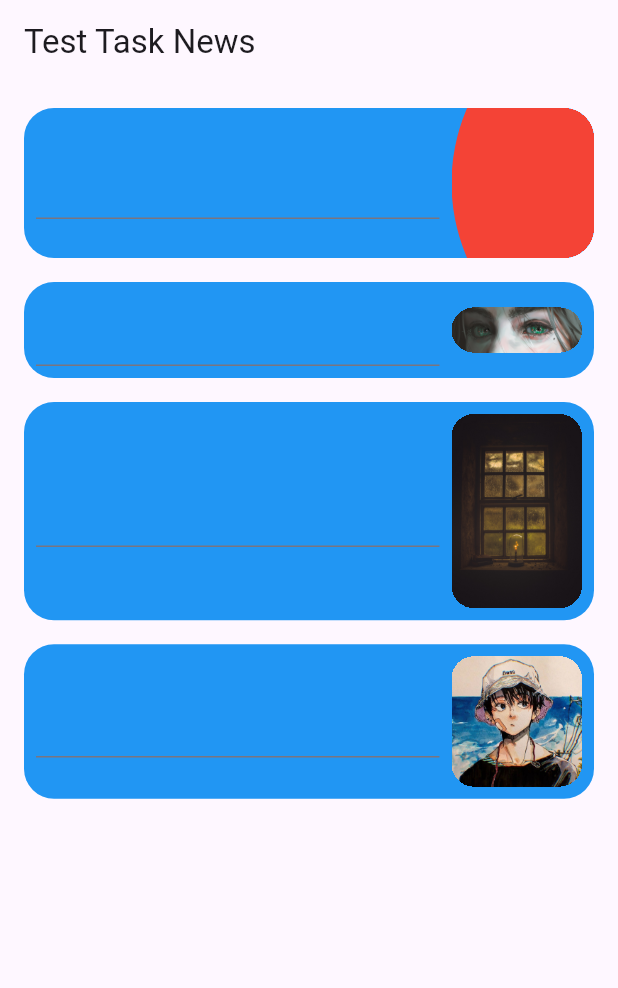
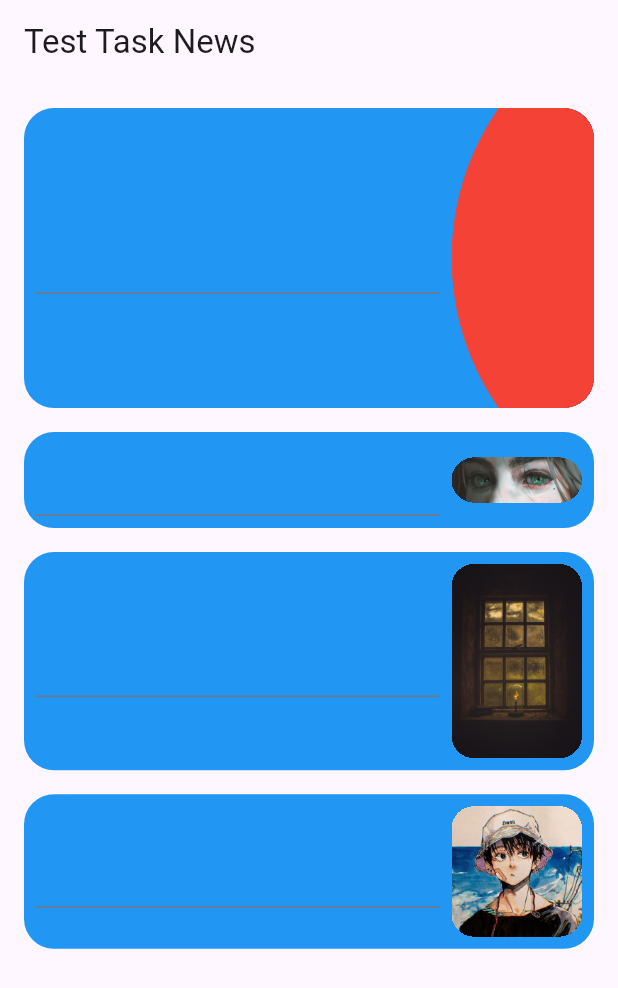
Before and after one commit to YaRamis/test_task_news, a Flutter app: the screen it shows after launch, on a phone screen of 412 x 824 dp. Shown: the top 988 px of the screen. Run offline on Flutter 3.47's test engine with Material 3 defaults, Android fonts, the phone set to English and light mode, and no system bars.

Commit message:
text align set center

```diff
--- a/lib/widgets/my_card/my_card_widget.dart
+++ b/lib/widgets/my_card/my_card_widget.dart
@@ -22,7 +22,7 @@ class _MyCardWidgetState extends State<MyCardWidget> {
   @override
   Widget build(BuildContext context) {
     return Container(
-      height: widget.imageAsset == null ? 100 : null,
+      height: widget.imageAsset == null ? 200 : null,
       key: _key,
       constraints: const BoxConstraints(minHeight: 60),
       decoration: BoxDecoration(
@@ -38,6 +38,7 @@ class _MyCardWidgetState extends State<MyCardWidget> {
             child: Padding(
               padding: const EdgeInsets.all(8.0),
               child: TextField(
+                textAlign: TextAlign.center,
                 controller: _controller,
                 style: const TextStyle(fontSize: 14),
                 maxLines: null,
@@ -52,7 +53,7 @@ class _MyCardWidgetState extends State<MyCardWidget> {
                       imageAsset: widget.imageAsset!,
                     ),
                   )
-                : const MyCardPostfixCircleWidget(radius: 250),
+                : const MyCardPostfixCircleWidget(radius: 350),
           )
         ],
       ),
```
